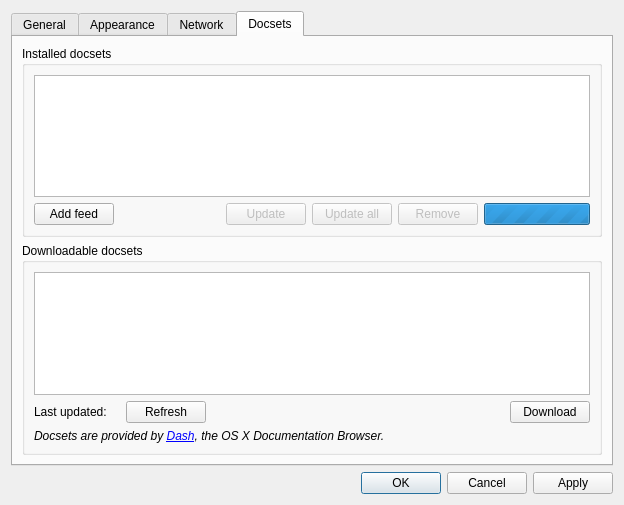
zealdocs/zeal, file src/ui/forms/settingsdialog.ui: the form before one commit.
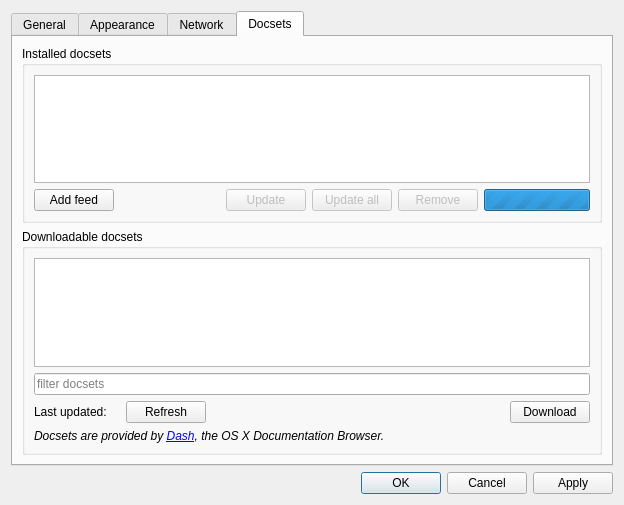
The form after the commit. The open tabs and pages were chosen to show the change. Custom widgets are drawn as their Qt base class.

Commit message: adds an input bar for filtering available docsets

```diff
--- a/src/ui/forms/settingsdialog.ui
+++ b/src/ui/forms/settingsdialog.ui
@@ -465,6 +465,13 @@
             </property>
            </widget>
           </item>
+          <item>
+           <widget class="QLineEdit" name="docsetFilterInput">
+            <property name="placeholderText">
+             <string>filter docsets</string>
+            </property>
+           </widget>
+          </item>
           <item>
            <layout class="QHBoxLayout" name="horizontalLayout">
             <item>
```
The commit also changes 2 other files.
